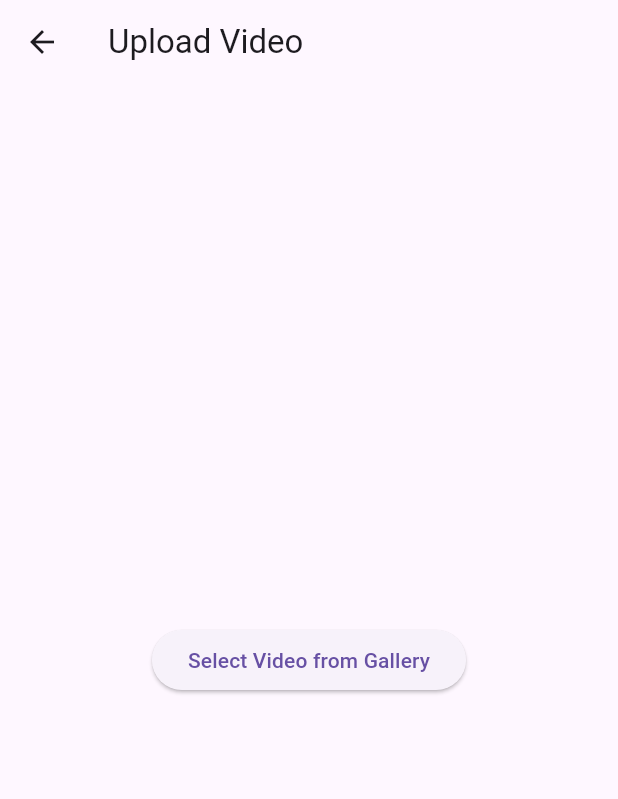
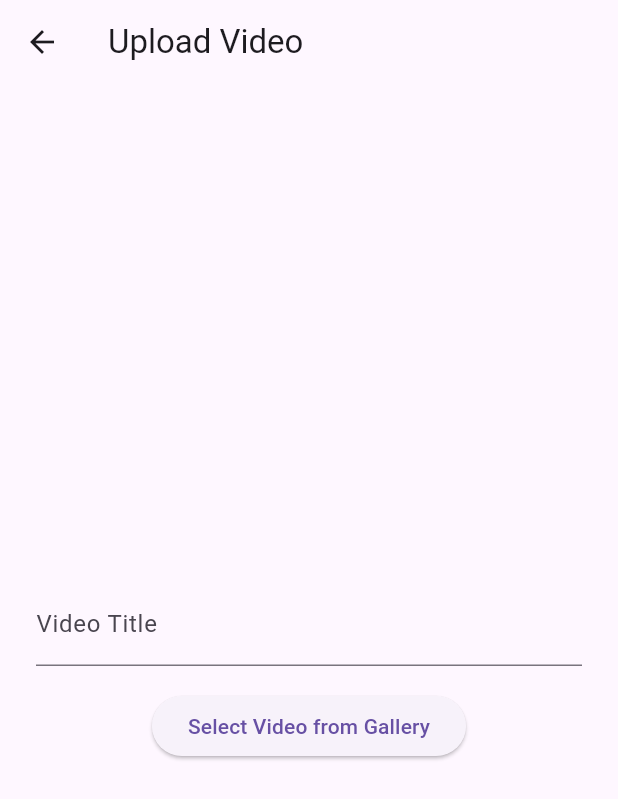
Before and after one commit to patcazi/ReelAI2, a Flutter app: the UploadVideoScreen screen opened directly, on a phone screen of 412 x 824 dp. Shown: the top 799 px of the screen. Run offline on Flutter 3.47's test engine with Material 3 defaults, Android fonts, the phone set to English and light mode, and no system bars; our stand-ins replace cloud_firestore, firebase_auth, firebase_core, firebase_storage, image_picker, video_player; missing offline and left inert: video_thumbnail; accounts and stored records are empty; generated files the repository leaves out were written again.

Commit message:
Add title field for videos, store user-entered title in Firestore, and display titles on Profile page

```diff
--- a/lib/main.dart
+++ b/lib/main.dart
@@ -365,6 +365,7 @@ class UploadVideoScreen extends StatefulWidget {
 class _UploadVideoScreenState extends State<UploadVideoScreen> {
   bool _isUploading = false;
   String? _uploadStatus;
+  final TextEditingController _titleController = TextEditingController();
 
   Future<void> _pickAndUploadVideo() async {
     try {
@@ -434,6 +435,7 @@ class _UploadVideoScreenState extends State<UploadVideoScreen> {
         'userId': userId,
         'videoUrl': downloadUrl,
         'thumbnailUrl': thumbnailUrl,
+        'title': _titleController.text.trim(),
         'timestamp': timestamp,
         'uploadDate': FieldValue.serverTimestamp(),
       });
@@ -472,6 +474,15 @@ class _UploadVideoScreenState extends State<UploadVideoScreen> {
         child: Column(
           mainAxisAlignment: MainAxisAlignment.center,
           children: [
+            Padding(
+              padding: const EdgeInsets.symmetric(horizontal: 24.0, vertical: 16.0),
+              child: TextField(
+                controller: _titleController,
+                decoration: const InputDecoration(
+                  labelText: 'Video Title',
+                ),
+              ),
+            ),
             if (_isUploading)
               Column(
                 children: [
@@ -583,6 +594,8 @@ class _ProfilePageState extends State<ProfilePage> {
                     itemCount: snapshot.data!.docs.length,
                     itemBuilder: (context, index) {
                       final video = snapshot.data!.docs[index];
+                      final data = video.data() as Map<String, dynamic>;
+                      final title = data['title'] ?? 'Untitled';
                       return GestureDetector(
                         onTap: () {
                           Navigator.push(
@@ -594,6 +607,9 @@ class _ProfilePageState extends State<ProfilePage> {
                             ),
                           );
                         },
+                        child: Column(
+                          children: [
+                            Expanded(
                               child: ClipRRect(
                                 borderRadius: BorderRadius.circular(8),
                                 child: Image.network(
@@ -602,6 +618,18 @@ class _ProfilePageState extends State<ProfilePage> {
                                   width: double.infinity,
                                   height: double.infinity,
                                 ),
+                              ),
+                            ),
+                            Padding(
+                              padding: const EdgeInsets.all(4.0),
+                              child: Text(
+                                title,
+                                maxLines: 1,
+                                overflow: TextOverflow.ellipsis,
+                                style: const TextStyle(fontSize: 12),
+                              ),
+                            ),
+                          ],
                         ),
                       );
                     },
```
Lines whose indentation alone changed are shown as unchanged.
